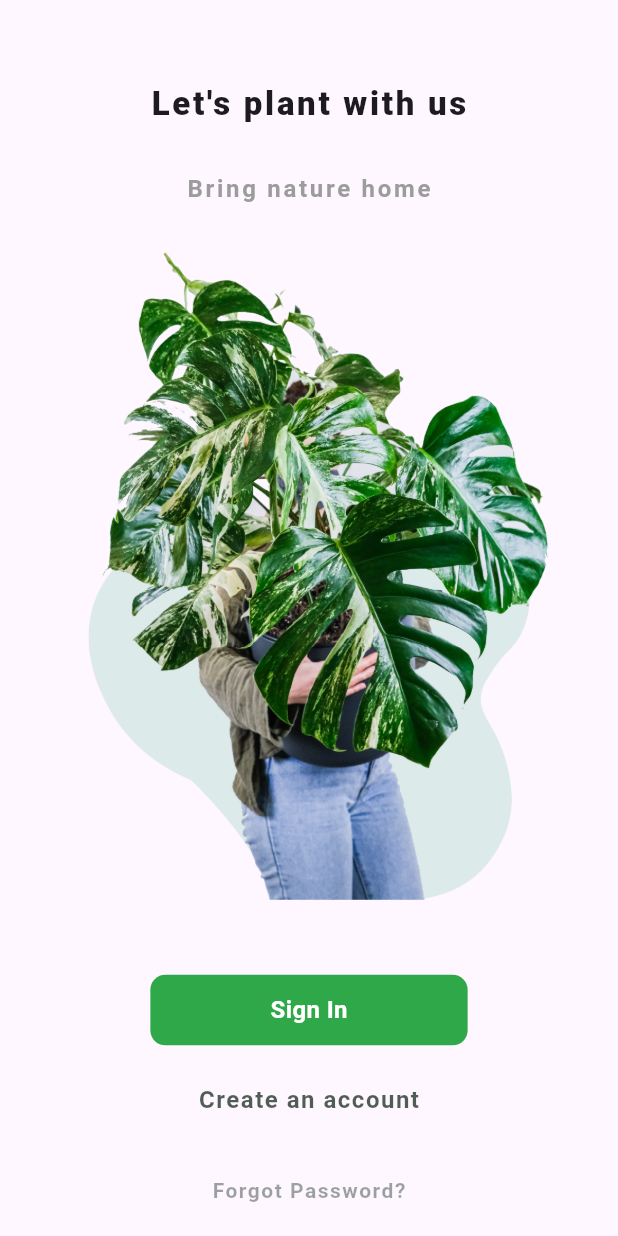
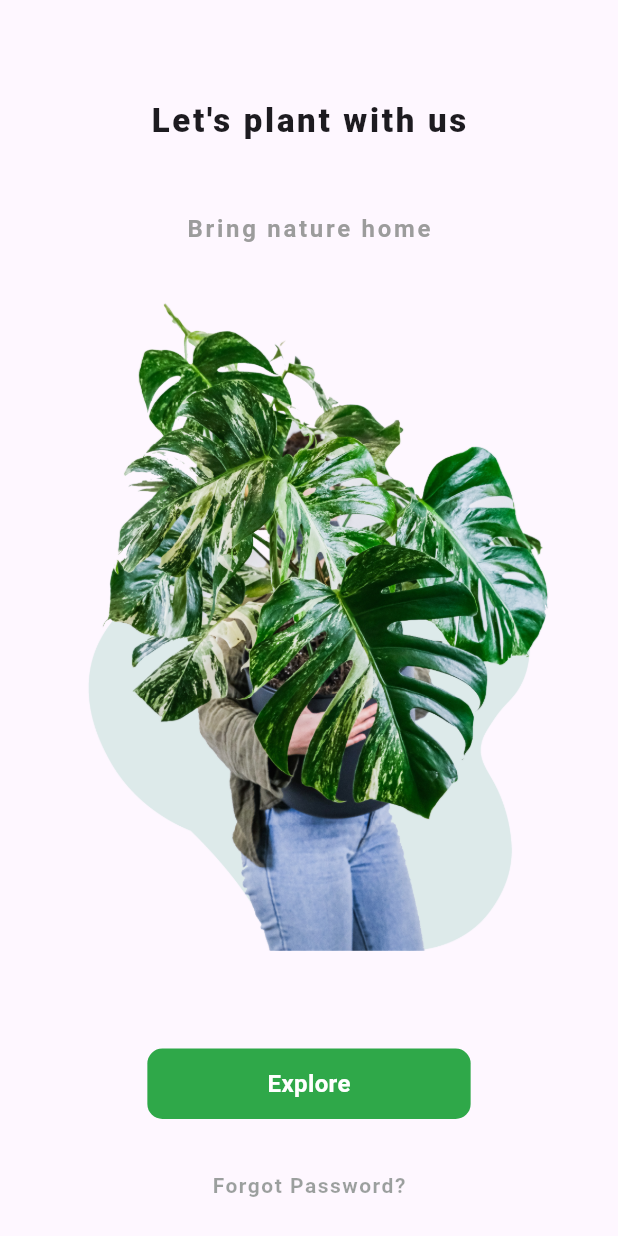
Before and after one commit to customerglu/FlutterSandbox, a Flutter app: the screen it shows after launch, on a phone screen of 412 x 824 dp. Run offline on Flutter 3.47's test engine with Material 3 defaults, Android fonts, the phone set to English and light mode, and no system bars; missing offline and left inert: customerglu_plugin.

Commit message:
Basic changes added

```diff
--- a/lib/page/splash_page.dart
+++ b/lib/page/splash_page.dart
@@ -68,7 +68,7 @@ class _SplashPageState extends State<SplashPage> {
                 borderRadius: BorderRadius.circular(10.0),
               ),
               child: const Text(
-                'Sign In',
+                'Explore',
                 style: TextStyle(
                   color: white,
                   fontSize: 16,
@@ -77,18 +77,7 @@ class _SplashPageState extends State<SplashPage> {
               ),
             ),
           ),
-          TextButton(
-            onPressed: () {},
-            child: Text(
-              'Create an account',
-              style: TextStyle(
-                color: black.withOpacity(0.7),
-                fontSize: 16,
-                letterSpacing: 1,
-                fontWeight: FontWeight.w600,
-              ),
-            ),
-          ),
+
           TextButton(
             onPressed: () {},
             child: Text(
```
